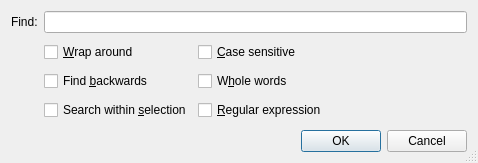
First picture: the form in src/Find.ui, repository Sharpie/TeXworks, before the edit.
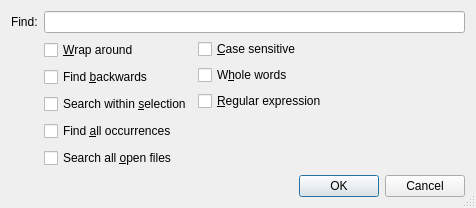
Second picture: the form after the edit.

Commit message: implemented Find All Occurrences option

Patch:
```diff
--- a/src/Find.ui
+++ b/src/Find.ui
@@ -8,8 +8,8 @@
    <rect>
     <x>0</x>
     <y>0</y>
-    <width>478</width>
-    <height>163</height>
+    <width>476</width>
+    <height>208</height>
    </rect>
   </property>
   <property name="sizePolicy" >
@@ -27,7 +27,7 @@
   <property name="modal" >
    <bool>true</bool>
   </property>
-  <layout class="QGridLayout" >
+  <layout class="QGridLayout" name="gridLayout" >
    <item row="0" column="0" >
     <widget class="QLabel" name="label" >
      <property name="text" >
@@ -46,9 +46,9 @@
     </widget>
    </item>
    <item row="1" column="1" >
-    <layout class="QHBoxLayout" >
+    <layout class="QHBoxLayout" name="horizontalLayout" >
      <item>
-      <layout class="QVBoxLayout" >
+      <layout class="QVBoxLayout" name="verticalLayout" >
        <item>
         <widget class="QCheckBox" name="checkBox_wrap" >
          <property name="text" >
@@ -70,10 +70,24 @@
          </property>
         </widget>
        </item>
+       <item>
+        <widget class="QCheckBox" name="checkBox_findAll" >
+         <property name="text" >
+          <string>Find &amp;all occurrences</string>
+         </property>
+        </widget>
+       </item>
+       <item>
+        <widget class="QCheckBox" name="checkBox_allFiles" >
+         <property name="text" >
+          <string>Search all &amp;open files</string>
+         </property>
+        </widget>
+       </item>
       </layout>
      </item>
      <item>
-      <layout class="QVBoxLayout" >
+      <layout class="QVBoxLayout" name="verticalLayout_2" >
        <item>
         <widget class="QCheckBox" name="checkBox_case" >
          <property name="text" >
@@ -95,21 +109,31 @@
          </property>
         </widget>
        </item>
+       <item>
+        <spacer name="verticalSpacer" >
+         <property name="orientation" >
+          <enum>Qt::Vertical</enum>
+         </property>
+         <property name="sizeHint" stdset="0" >
+          <size>
+           <width>20</width>
+           <height>38</height>
+          </size>
+         </property>
+        </spacer>
+       </item>
       </layout>
      </item>
      <item>
-      <layout class="QVBoxLayout" >
-       <property name="bottomMargin" >
-        <number>3</number>
-       </property>
+      <layout class="QVBoxLayout" name="verticalLayout_3" >
        <item>
         <spacer>
          <property name="orientation" >
           <enum>Qt::Vertical</enum>
          </property>
-         <property name="sizeHint" >
+         <property name="sizeHint" stdset="0" >
           <size>
-           <width>20</width>
+           <width>72</width>
            <height>31</height>
           </size>
          </property>
@@ -154,8 +178,24 @@
            </disabled>
           </palette>
          </property>
+         <property name="text" >
+          <string/>
+         </property>
         </widget>
        </item>
+       <item>
+        <spacer name="verticalSpacer_2" >
+         <property name="orientation" >
+          <enum>Qt::Vertical</enum>
+         </property>
+         <property name="sizeHint" stdset="0" >
+          <size>
+           <width>20</width>
+           <height>38</height>
+          </size>
+         </property>
+        </spacer>
+       </item>
       </layout>
      </item>
     </layout>
@@ -166,7 +206,7 @@
       <enum>Qt::Horizontal</enum>
      </property>
      <property name="standardButtons" >
-      <set>QDialogButtonBox::Cancel|QDialogButtonBox::NoButton|QDialogButtonBox::Ok</set>
+      <set>QDialogButtonBox::Cancel|QDialogButtonBox::Ok</set>
      </property>
     </widget>
    </item>
```
The commit also changes 6 other files.
